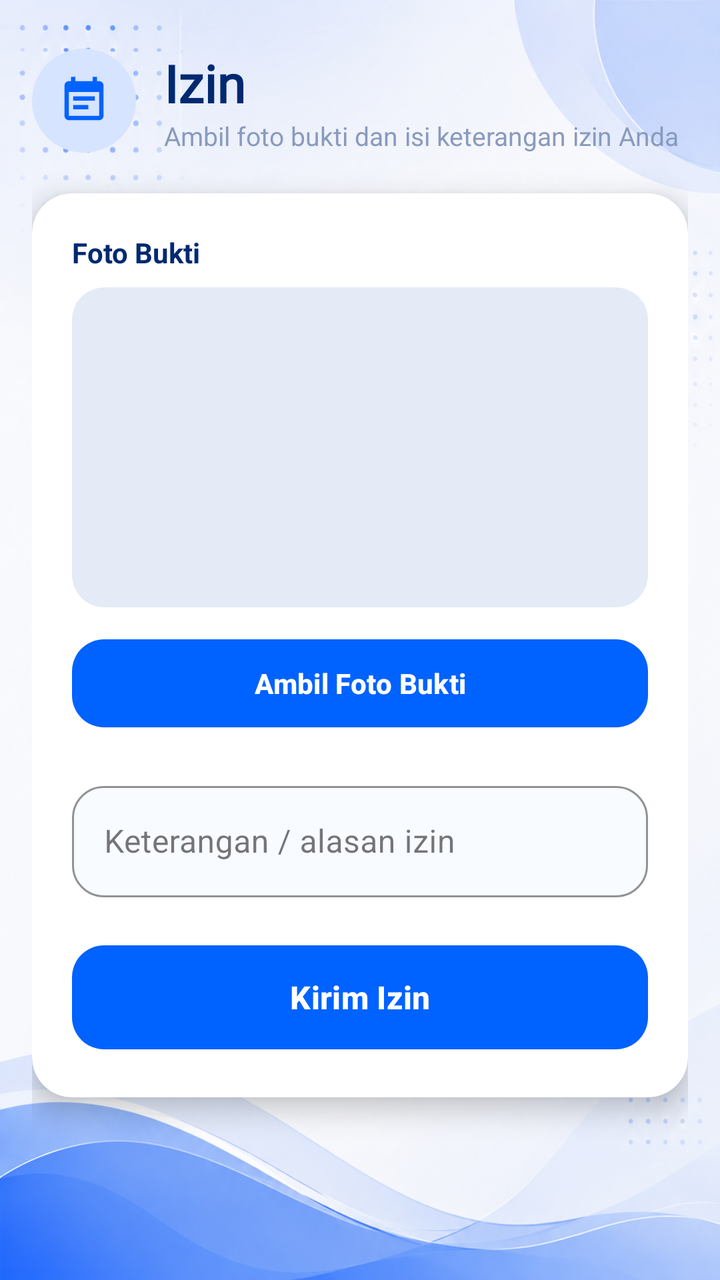
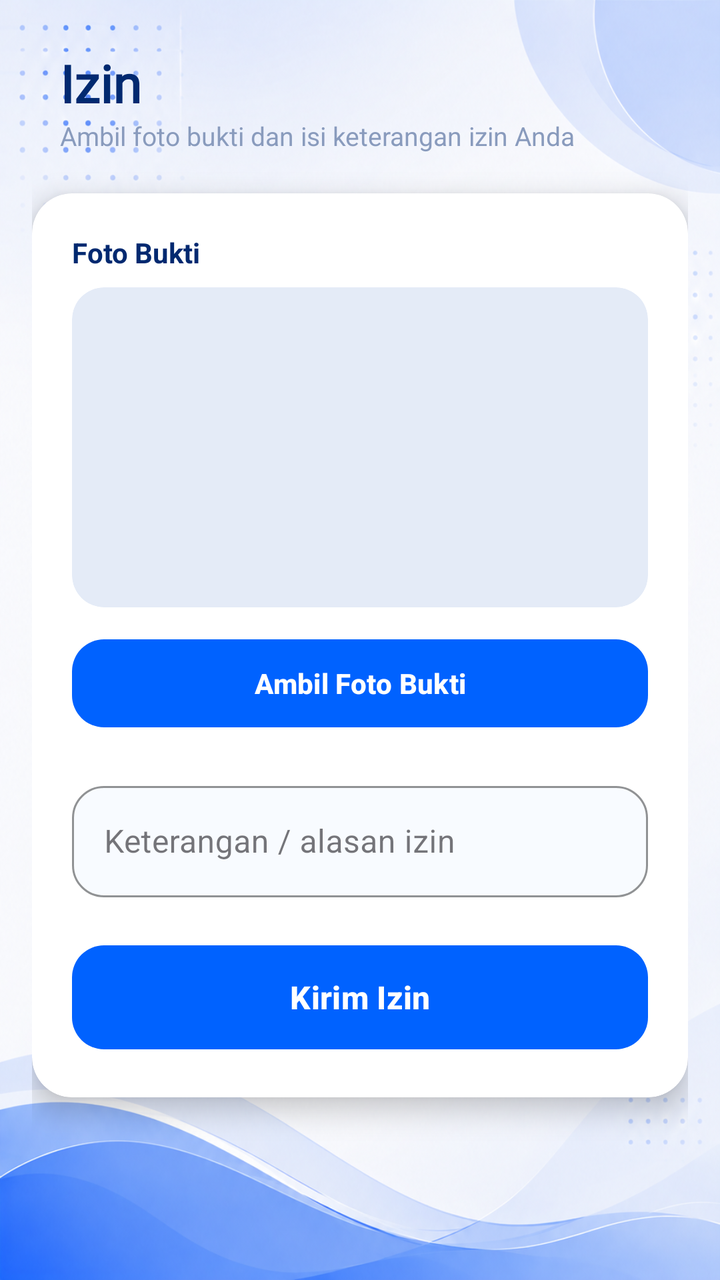

Before-and-after screenshots of an Android layout around one commit, followed by the original layout XML and the change that was made.
<!-- AndroidManifest.xml: application theme Theme.AbsensiMicrodata -->
<!-- res/layout/fragment_izin.xml -->
<?xml version="1.0" encoding="utf-8"?>
<androidx.constraintlayout.widget.ConstraintLayout xmlns:android="http://schemas.android.com/apk/res/android"
    xmlns:app="http://schemas.android.com/apk/res-auto"
    android:layout_width="match_parent"
    android:layout_height="match_parent"
    android:background="@drawable/background_absensi">

    <ScrollView
        android:layout_width="match_parent"
        android:layout_height="match_parent"
        android:fillViewport="true"
        android:background="@android:color/transparent">

        <LinearLayout
            android:layout_width="match_parent"
            android:layout_height="wrap_content"
            android:orientation="vertical"
            android:padding="16dp">

            <LinearLayout
                android:layout_width="match_parent"
                android:layout_height="wrap_content"
                android:layout_marginTop="8dp"
                android:gravity="center_vertical"
                android:orientation="horizontal">

                <ImageView
                    android:layout_width="52dp"
                    android:layout_height="52dp"
                    android:background="@drawable/bg_circle_pill"
                    android:contentDescription="@string/menu_izin"
                    android:padding="13dp"
                    android:src="@drawable/ic_izin"
                    app:tint="#0062FF" />

                <LinearLayout
                    android:layout_width="wrap_content"
                    android:layout_height="wrap_content"
                    android:layout_marginStart="14dp"
                    android:orientation="vertical">

                    <TextView
                        android:layout_width="wrap_content"
                        android:layout_height="wrap_content"
                        android:fontFamily="@font/adlam_display"
                        android:text="Izin"
                        android:textColor="#012970"
                        android:textSize="26sp"
                        android:textStyle="bold" />

                    <TextView
                        android:layout_width="wrap_content"
                        android:layout_height="wrap_content"
                        android:text="Ambil foto bukti dan isi keterangan izin Anda"
                        android:textColor="#899BBD"
                        android:textSize="13sp" />
                </LinearLayout>
            </LinearLayout>

            <com.google.android.material.card.MaterialCardView
                android:layout_width="match_parent"
                android:layout_height="wrap_content"
                android:layout_marginTop="20dp"
                android:layout_marginBottom="24dp"
                app:cardBackgroundColor="@android:color/white"
                app:cardCornerRadius="20dp"
                app:cardElevation="8dp"
                app:strokeWidth="0dp">

                <LinearLayout
                    android:layout_width="match_parent"
                    android:layout_height="wrap_content"
                    android:orientation="vertical"
                    android:padding="20dp">

                    <TextView
                        android:layout_width="wrap_content"
                        android:layout_height="wrap_content"
                        android:text="Foto Bukti"
                        android:textColor="#012970"
                        android:textSize="14sp"
                        android:textStyle="bold" />

                    <com.google.android.material.card.MaterialCardView
                        android:layout_width="match_parent"
                        android:layout_height="wrap_content"
                        android:layout_marginTop="8dp"
                        android:clipToOutline="true"
                        app:cardBackgroundColor="#E4EBF7"
                        app:cardCornerRadius="16dp"
                        app:cardElevation="0dp"
                        app:strokeWidth="0dp">

                        <ImageView
                            android:id="@+id/iv_preview"
                            android:layout_width="match_parent"
                            android:layout_height="160dp"
                            android:contentDescription="Foto bukti"
                            android:scaleType="centerCrop" />
                    </com.google.android.material.card.MaterialCardView>

                    <com.google.android.material.button.MaterialButton
                        android:id="@+id/btn_foto"
                        android:layout_width="match_parent"
                        android:layout_height="52dp"
                        android:layout_marginTop="12dp"
                        android:text="Ambil Foto Bukti"
                        android:textAllCaps="false"
                        android:textStyle="bold"
                        app:backgroundTint="#0062FF"
                        app:cornerRadius="16dp" />

                    <com.google.android.material.textfield.TextInputLayout
                        style="@style/Widget.MaterialComponents.TextInputLayout.OutlinedBox"
                        android:layout_width="match_parent"
                        android:layout_height="wrap_content"
                        android:layout_marginTop="20dp"
                        android:hint="Keterangan / alasan izin"
                        app:boxBackgroundColor="#F8FBFF"
                        app:boxCornerRadiusBottomEnd="16dp"
                        app:boxCornerRadiusBottomStart="16dp"
                        app:boxCornerRadiusTopEnd="16dp"
                        app:boxCornerRadiusTopStart="16dp"
                        app:boxStrokeColor="#A0C1FF">

                        <com.google.android.material.textfield.TextInputEditText
                            android:id="@+id/et_keterangan"
                            android:layout_width="match_parent"
                            android:layout_height="wrap_content"
                            android:inputType="textMultiLine"
                            android:maxLines="3" />
                    </com.google.android.material.textfield.TextInputLayout>

                    <com.google.android.material.button.MaterialButton
                        android:id="@+id/btn_izin"
                        android:layout_width="match_parent"
                        android:layout_height="60dp"
                        android:layout_marginTop="20dp"
                        android:text="Kirim Izin"
                        android:textAllCaps="false"
                        android:textSize="16sp"
                        android:textStyle="bold"
                        app:backgroundTint="#0062FF"
                        app:cornerRadius="16dp" />

                    <TextView
                        android:id="@+id/tv_status"
                        android:layout_width="match_parent"
                        android:layout_height="wrap_content"
                        android:layout_marginTop="12dp"
                        android:background="@drawable/bg_status_pill"
                        android:gravity="center"
                        android:padding="12dp"
                        android:textColor="#2E7D32"
                        android:textSize="14sp"
                        android:textStyle="bold"
                        android:visibility="gone" />
                </LinearLayout>
            </com.google.android.material.card.MaterialCardView>
        </LinearLayout>
    </ScrollView>
</androidx.constraintlayout.widget.ConstraintLayout>
<!-- resources referenced by this layout -->
<resources>
  <!-- drawable background_absensi: png bitmap (drawable, 958541 bytes) -->
  <!-- drawable bg_circle_pill (drawable) -->
  <?xml version="1.0" encoding="utf-8"?>
  <shape xmlns:android="http://schemas.android.com/apk/res/android"
      android:shape="oval">
      <solid android:color="@color/pill_blue" />
  </shape>
  <!-- drawable bg_status_pill (drawable) -->
  <?xml version="1.0" encoding="utf-8"?>
  <shape xmlns:android="http://schemas.android.com/apk/res/android">
      <solid android:color="#E8F5E9" />
      <corners android:radius="12dp" />
  </shape>
  <!-- drawable ic_izin (drawable) -->
  <?xml version="1.0" encoding="utf-8"?>
  <vector xmlns:android="http://schemas.android.com/apk/res/android"
      android:width="24dp"
      android:height="24dp"
      android:viewportWidth="24"
      android:viewportHeight="24">
      <path
          android:fillColor="#FF000000"
          android:pathData="M17 10H7v2h10v-2zm2-7h-1V1h-2v2H8V1H6v2H5c-1.11 0-1.99.9-1.99 2L3 19c0 1.1.89 2 2 2h14c1.1 0 2-.9 2-2V5c0-1.1-.9-2-2-2zm0 16H5V8h14v11zm-5-5H7v2h7v-2z" />
  </vector>
  <string name="menu_izin">Izin</string>
  <style name="Theme.AbsensiMicrodata" parent="Base.Theme.AbsensiMicrodata" />
  <color name="pill_blue">#D6E4FF</color>
  <style name="Base.Theme.AbsensiMicrodata" parent="Theme.Material3.Light.NoActionBar">
          
          
      </style>
</resources>

<!-- the commit's change to res/layout/fragment_izin.xml (unified diff, before → after) -->
@@ -23,15 +23,6 @@
                 android:layout_marginTop="8dp"
                 android:gravity="center_vertical"
                 android:orientation="horizontal">
-
-                <ImageView
-                    android:layout_width="52dp"
-                    android:layout_height="52dp"
-                    android:background="@drawable/bg_circle_pill"
-                    android:contentDescription="@string/menu_izin"
-                    android:padding="13dp"
-                    android:src="@drawable/ic_izin"
-                    app:tint="#0062FF" />
 
                 <LinearLayout
                     android:layout_width="wrap_content"
<!-- resource entries referenced after the edit -->
@@ -1,32 +1,13 @@
 <!-- resources referenced by this layout -->
 <resources>
   <!-- drawable background_absensi: png bitmap (drawable, 958541 bytes) -->
-  <!-- drawable bg_circle_pill (drawable) -->
-  <?xml version="1.0" encoding="utf-8"?>
-  <shape xmlns:android="http://schemas.android.com/apk/res/android"
-      android:shape="oval">
-      <solid android:color="@color/pill_blue" />
-  </shape>
   <!-- drawable bg_status_pill (drawable) -->
   <?xml version="1.0" encoding="utf-8"?>
   <shape xmlns:android="http://schemas.android.com/apk/res/android">
       <solid android:color="#E8F5E9" />
       <corners android:radius="12dp" />
   </shape>
-  <!-- drawable ic_izin (drawable) -->
-  <?xml version="1.0" encoding="utf-8"?>
-  <vector xmlns:android="http://schemas.android.com/apk/res/android"
-      android:width="24dp"
-      android:height="24dp"
-      android:viewportWidth="24"
-      android:viewportHeight="24">
-      <path
-          android:fillColor="#FF000000"
-          android:pathData="M17 10H7v2h10v-2zm2-7h-1V1h-2v2H8V1H6v2H5c-1.11 0-1.99.9-1.99 2L3 19c0 1.1.89 2 2 2h14c1.1 0 2-.9 2-2V5c0-1.1-.9-2-2-2zm0 16H5V8h14v11zm-5-5H7v2h7v-2z" />
-  </vector>
-  <string name="menu_izin">Izin</string>
   <style name="Theme.AbsensiMicrodata" parent="Base.Theme.AbsensiMicrodata" />
-  <color name="pill_blue">#D6E4FF</color>
   <style name="Base.Theme.AbsensiMicrodata" parent="Theme.Material3.Light.NoActionBar">
           
           
